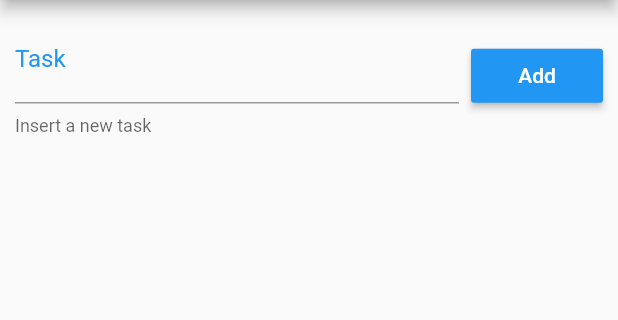
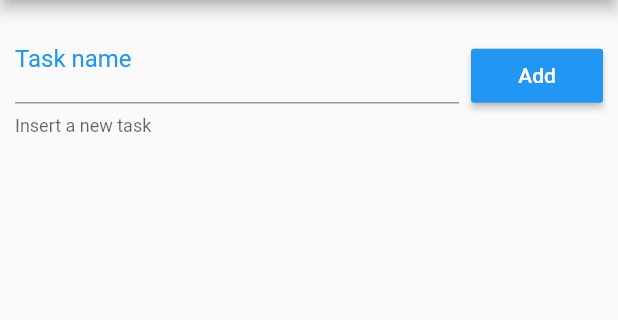
Before and after one commit to cardosofm/ToDo_List, a Flutter app: the screen it shows after launch, on a phone screen of 412 x 824 dp, the part 84-404 px from its top. Run offline on Flutter 3.47's test engine with Material 2 defaults, Android fonts, the phone set to English and light mode, and no system bars; our stand-ins replace fluttertoast.

```diff
--- a/lib/main.dart
+++ b/lib/main.dart
@@ -72,7 +72,7 @@ class _HomeState extends State<Home> {
                     controller: txtTaskController,
                     decoration: InputDecoration(
                       labelStyle: TextStyle(color: Colors.blue),
-                      labelText: "Task",
+                      labelText: "Task name",
                       helperText: "Insert a new task",
                     ),
                   ),
```
